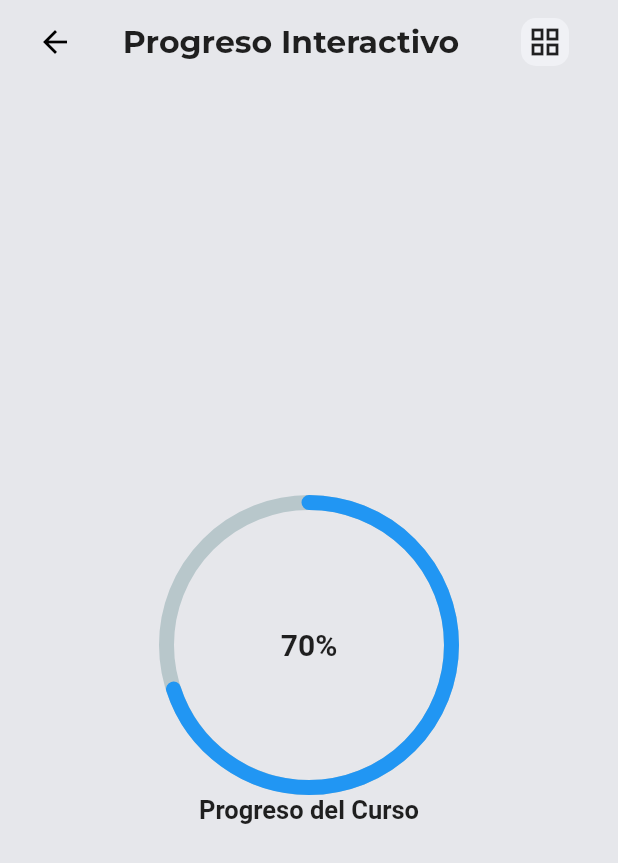
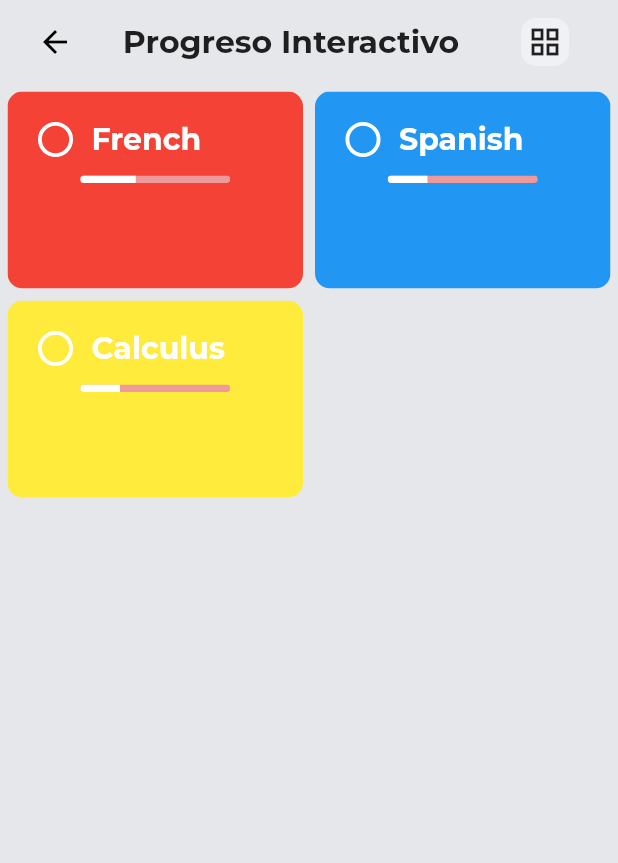
Before and after one commit to eddiedibs/lets_study, a Flutter app: the screen it shows after launch, after a tap on "Progreso", on a phone screen of 412 x 824 dp. Shown: the top 863 px of the screen. Run offline on Flutter 3.47's test engine with Material 2 defaults, Android fonts, the light colour scheme and no system bars; drawn by our look-alikes of percent_indicator; our stand-ins replace bloc, equatable, flutter_bloc, flutter_modular; network calls fail; project files that could hold a hidden picture were left out.

Commit message:
Added Course cubit and state, added aswell the view for the courses/progress

```diff
--- /dev/null
+++ b/lib/logic/cubit/course_cubit.dart
@@ -0,0 +1,35 @@
+import 'package:flutter/material.dart';
+
+import 'package:bloc/bloc.dart';
+import 'package:equatable/equatable.dart';
+
+part 'course_state.dart';
+
+class CourseCubit extends Cubit<CourseState> {
+  CourseCubit() : super(CourseInitial());
+
+  void loadCourses() {
+    // Simulate loading activities, you can fetch data from API or database here
+    emit(CourseLoaded([
+      Course(
+          courseName: "French",
+          assignmentsDue: 3,
+          courseProgress: 0.7,
+          widgetColor: Colors.red
+        ),
+      Course(
+          courseName: "Spanish",
+          assignmentsDue: 5,
+          courseProgress: 0.5,
+          widgetColor: Colors.blue
+        ),
+      Course(
+          courseName: "Calculus",
+          assignmentsDue: 5,
+          courseProgress: 0.5,
+          widgetColor: Colors.yellow
+        )
+      ]
+    ));
+  }
+}
--- /dev/null
+++ b/lib/logic/cubit/course_state.dart
@@ -0,0 +1,37 @@
+
+part of 'course_cubit.dart';
+
+abstract class CourseState extends Equatable {
+  const CourseState();
+
+  @override
+  List<Object> get props => [];
+}
+
+class CourseInitial extends CourseState {}
+
+class CourseLoaded extends CourseState {
+  final List<Course> courses;
+
+  const CourseLoaded(this.courses);
+
+  @override
+  List<Object> get props => [courses];
+}
+
+
+class Course {
+  final String courseName;
+  final int assignmentsDue;
+  final double courseProgress;
+  final Color widgetColor;
+
+
+  Course({
+    required this.courseName,
+    required this.assignmentsDue,
+    required this.courseProgress,
+    required this.widgetColor,
+
+  });
+}
--- a/lib/main.dart
+++ b/lib/main.dart
@@ -11,6 +11,7 @@ import 'package:lets_study_flutter/design/components/activity_card_quizzes_compo
 import 'package:lets_study_flutter/logic/cubit/activity_cubit.dart';
 import 'package:lets_study_flutter/logic/cubit/quiz_cubit.dart';
 import 'package:lets_study_flutter/logic/cubit/education_cubit.dart';
+import 'package:lets_study_flutter/logic/cubit/course_cubit.dart';
 
 void main() {
   runApp(ModularApp(module: AppModule(), child: MyActivityApp()));
@@ -29,6 +30,9 @@ class MyActivityApp extends StatelessWidget {
         ),
         BlocProvider<EducationCubit>(
           create: (BuildContext context) => Modular.get<EducationCubit>(),
+        ),
+        BlocProvider<CourseCubit>(
+          create: (BuildContext context) => Modular.get<CourseCubit>(),
         ),
       ],
       child: MaterialApp.router(
@@ -71,7 +75,7 @@ class HomePage extends StatelessWidget {
                             child: Center(
                               child: InkWell(
                                 onTap: () {
-
+                                  Modular.get<CourseCubit>().loadCourses();
                                   Modular.to.pushNamed(state.activities[0].activityCard.route ?? "/");
                                 },
                                 child: ActivityCard(
--- a/lib/presentation/router/app_routes.dart
+++ b/lib/presentation/router/app_routes.dart
@@ -6,6 +6,7 @@ import 'package:lets_study_flutter/presentation/screens/quiz_widget.dart';
 import 'package:lets_study_flutter/logic/cubit/quiz_cubit.dart';
 import 'package:lets_study_flutter/logic/cubit/activity_cubit.dart';
 import 'package:lets_study_flutter/logic/cubit/education_cubit.dart';
+import 'package:lets_study_flutter/logic/cubit/course_cubit.dart';
 
 
 class MainModule extends Module {
@@ -14,6 +15,7 @@ class MainModule extends Module {
     Bind.singleton((i) => QuizCubit()),
     Bind.singleton((i) => ActivityCubit()),
     Bind.singleton((i) => EducationCubit()),
+    Bind.singleton((i) => CourseCubit()),
   ]; // Define your bindings here if needed
 
   @override
--- a/lib/presentation/screens/progress_widget.dart
+++ b/lib/presentation/screens/progress_widget.dart
@@ -1,6 +1,10 @@
 import 'package:flutter/material.dart';
-import 'package:percent_indicator/percent_indicator.dart';
+import 'package:flutter_bloc/flutter_bloc.dart';
+
+
 import 'package:lets_study_flutter/design/custom_app_bar.dart';
+import 'package:lets_study_flutter/design/components/activity_card_progress_component.dart';
+import 'package:lets_study_flutter/logic/cubit/course_cubit.dart';
 
 class ProgressWidgetPage extends StatefulWidget {
   static const routeName = '/progress-page';
@@ -13,14 +17,15 @@ class _ProgressWidgetPageState extends State<ProgressWidgetPage>
     with SingleTickerProviderStateMixin {
   AnimationController? _animationController;
   Animation<double>? _animation;
+  List<bool> _isCheckedList = []; // Initialize with appropriate size or empty
 
   @override
   void initState() {
     super.initState();
     _animationController =
-        AnimationController(vsync: this, duration: Duration(seconds: 1));
+        AnimationController(vsync: this, duration: Duration(milliseconds: 500));
     _animation =
-        CurvedAnimation(parent: _animationController!, curve: Curves.easeInOut);
+        CurvedAnimation(parent: _animationController!, curve: Curves.linear);
     _animationController!.forward();
   }
 
@@ -37,22 +42,105 @@ class _ProgressWidgetPageState extends State<ProgressWidgetPage>
       body: Center(
         child: ScaleTransition(
           scale: _animation!,
-          child: CircularPercentIndicator(
-            radius: 100.0,
-            lineWidth: 10.0,
-            animation: true,
-            percent: 0.7,
-            center: Text(
-              "70%",
-              style: TextStyle(fontWeight: FontWeight.bold, fontSize: 20.0),
-            ),
-            footer: Text(
-              "Progreso del Curso",
-              style: TextStyle(fontWeight: FontWeight.bold, fontSize: 17.0),
-            ),
-            circularStrokeCap: CircularStrokeCap.round,
-            progressColor: Colors.blue,
+          child: BlocBuilder<CourseCubit, CourseState>(
+              builder: (context, state) {
+                if (state is CourseLoaded) {
+                  return Padding(
+                    padding: const EdgeInsets.all(5.0),
+                    child: GridView.builder(
+                      itemCount: state.courses.length,
+                      gridDelegate: const SliverGridDelegateWithFixedCrossAxisCount(
+                        crossAxisCount: 2, // Two columns
+                        crossAxisSpacing: 8, // Space between items horizontally
+                        mainAxisSpacing: 8, // Space between items vertically
+                        childAspectRatio: 3 / 2, // Aspect ratio of each item (width / height)
+                      ),
+                      itemBuilder: (BuildContext context, int index) {
+                        // Access each course item and render it
+                        var courseItem = state.courses[index];
+                        if (_isCheckedList.length != state.courses.length) {
+                          _isCheckedList = List<bool>.filled(state.courses.length, false);
+                        }
+                        return ClipRRect(
+                          borderRadius: BorderRadius.circular(10.0),
+                            child: Container(
+                              height: 150,
+                              width: 200,
+                              color: courseItem.widgetColor,
+                              child: Padding(
+                                padding: const EdgeInsets.all(8.0),
+                                child: Column(
+                                  children: [
+                                    Row(
+                                    mainAxisAlignment: MainAxisAlignment.start,
+                                    crossAxisAlignment: CrossAxisAlignment.start,
+                                    children: [
+                                      Transform.scale(
+                                      scale: 1.3,
+                                      child: Checkbox(
+                                        checkColor: courseItem.widgetColor,
+                                        activeColor: Colors.white,
+                                        side: const BorderSide(color: Colors.white, width: 2),
+                                        shape: RoundedRectangleBorder(borderRadius: BorderRadius.circular(10)),
+                                        value: _isCheckedList[index],
+                                        onChanged: (bool? value) {
+                                          setState(() {
+                                            _isCheckedList[index] = value!;
+                                          });
+                                        },
+                                      ),
+                                    ),
+                                    Padding(
+                                      padding: EdgeInsets.only(top: 12.0),
+                                      child: Text(
+                                      courseItem.courseName,
+                                      style: const TextStyle(
+                                        fontFamily: "Montserrat",
+                                        fontSize: 20,
+                                        color: Colors.white,
+                                      ),
+                                    )
+                                      )
+
+                                    ]),
+                                    ProgressComponent(
+                                    progressComponentType: ProgressComponentType.linear,
+                                    progress: courseItem.courseProgress,
+                                    addProgressPercentage: false,
+                                    progressColor: Colors.white,
+                                    progressBgColor: Colors.red[200] ?? Colors.red,
+                                  )
+                                  ]))
+                              ),
+                      );
+                      },
+                    ));
+
+
+                } else {
+                  return Container();
+                }
+              }
           ),
+
+
+
+          // CircularPercentIndicator(
+          //   radius: 100.0,
+          //   lineWidth: 10.0,
+          //   animation: true,
+          //   percent: 0.7,
+          //   center: Text(
+          //     "70%",
+          //     style: TextStyle(fontWeight: FontWeight.bold, fontSize: 20.0),
+          //   ),
+          //   footer: Text(
+          //     "Progreso del Curso",
+          //     style: TextStyle(fontWeight: FontWeight.bold, fontSize: 17.0),
+          //   ),
+          //   circularStrokeCap: CircularStrokeCap.round,
+          //   progressColor: Colors.blue,
+          // ),
         ),
       ),
     );
```
